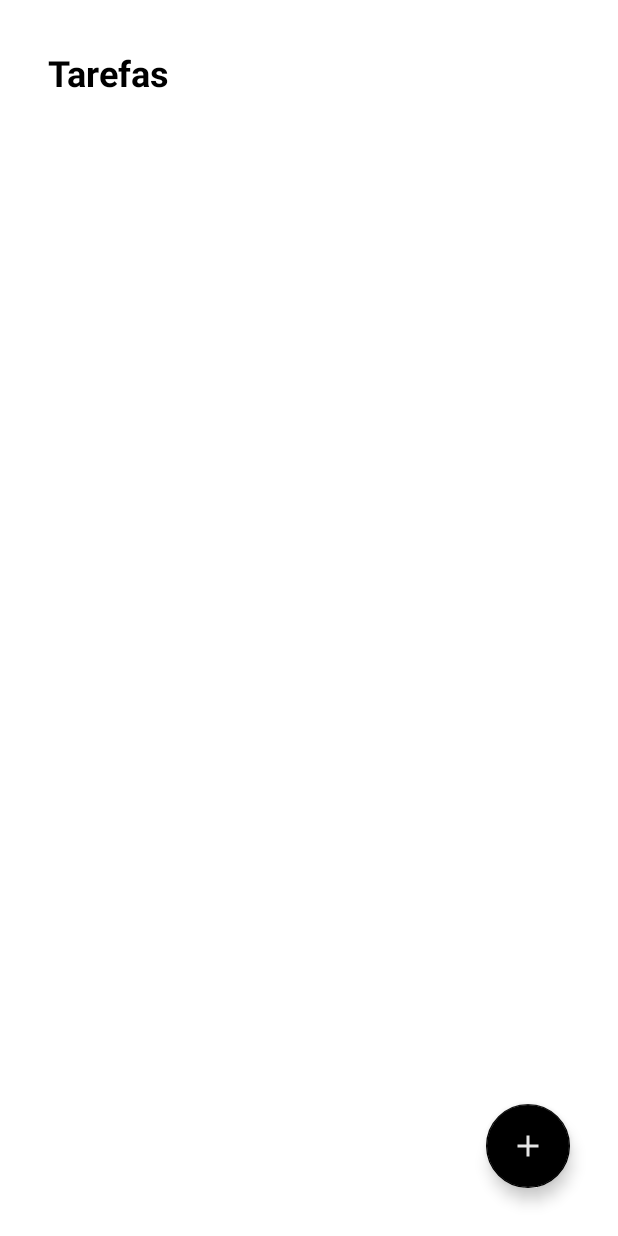
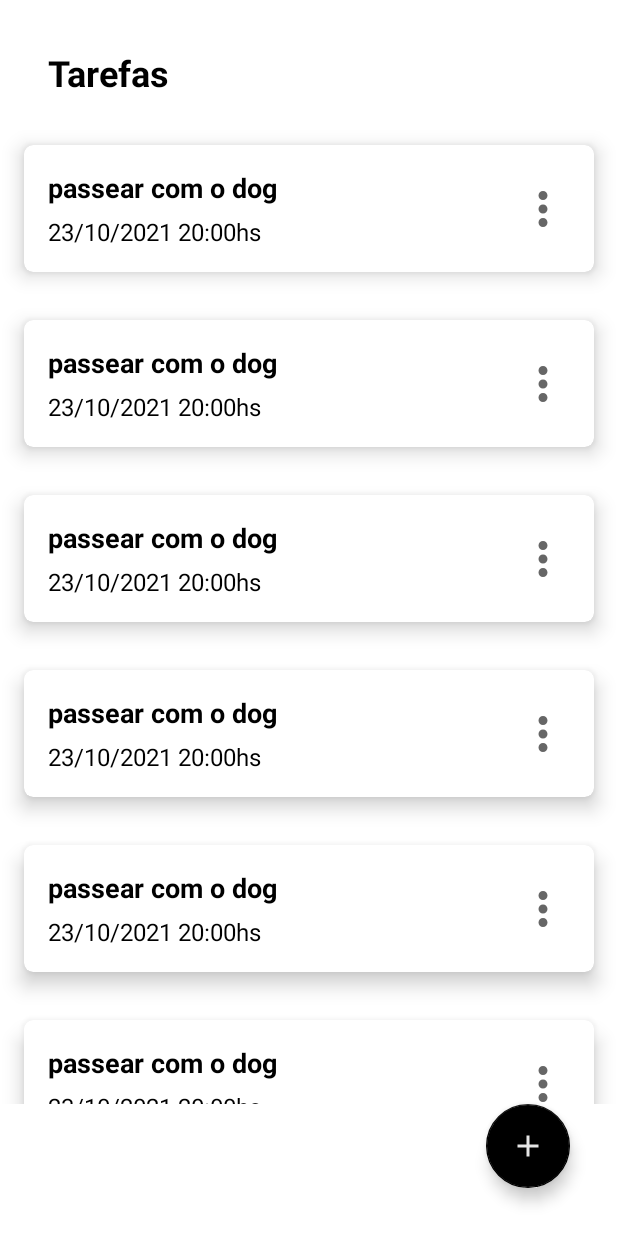
Before and after one commit to Mateusp23/ToDoList-Bootcamp, an Android app: the layout activity_main.xml on its own in the app's theme, with its tools: preview values and no code run, on a phone screen of 412 x 824 dp. Run offline under Robolectric (Android 15) with nearby library versions, the phone set to English and light mode, and no system bars.

Commit message:
listando tasks e rv

```diff
--- a/app/src/main/java/com/example/todo_bootcamp/ui/AddTaskActivity.kt
+++ b/app/src/main/java/com/example/todo_bootcamp/ui/AddTaskActivity.kt
@@ -1,5 +1,6 @@
 package com.example.todo_bootcamp.ui
 
+import android.app.Activity
 import android.nfc.Tag
 import android.os.Bundle
 import android.util.Log
@@ -63,7 +64,9 @@
                 description = binding.tilDescription.text
             )
             TaskDataSource.insertTask(task)
-            Log.e("TAG", "insertListeners" + TaskDataSource.getList())
+
+            setResult(Activity.RESULT_OK)
+            finish()
         }
     }
 }
--- /dev/null
+++ b/app/src/main/res/drawable/ic_more_vert.xml
@@ -0,0 +1,10 @@
+<vector xmlns:android="http://schemas.android.com/apk/res/android"
+    android:width="24dp"
+    android:height="24dp"
+    android:viewportWidth="24"
+    android:viewportHeight="24"
+    android:tint="?attr/colorControlNormal">
+  <path
+      android:fillColor="@android:color/white"
+      android:pathData="M12,8c1.1,0 2,-0.9 2,-2s-0.9,-2 -2,-2 -2,0.9 -2,2 0.9,2 2,2zM12,10c-1.1,0 -2,0.9 -2,2s0.9,2 2,2 2,-0.9 2,-2 -0.9,-2 -2,-2zM12,16c-1.1,0 -2,0.9 -2,2s0.9,2 2,2 2,-0.9 2,-2 -0.9,-2 -2,-2z"/>
+</vector>
--- a/app/src/main/res/layout/activity_main.xml
+++ b/app/src/main/res/layout/activity_main.xml
@@ -4,7 +4,7 @@
     xmlns:tools="http://schemas.android.com/tools"
     android:layout_width="match_parent"
     android:layout_height="match_parent"
-    tools:context=".MainActivity">
+    tools:context=".ui.MainActivity">
 
     <TextView
         android:id="@+id/tv_title"
@@ -13,18 +13,31 @@
         android:layout_marginStart="32dp"
         android:layout_marginTop="32dp"
         android:text="@string/title_tasks"
+        android:textColor="@color/black"
         android:textSize="24sp"
         android:textStyle="bold"
-        android:textColor="@color/black"
         app:layout_constraintStart_toStartOf="parent"
         app:layout_constraintTop_toTopOf="parent" />
 
+    <androidx.recyclerview.widget.RecyclerView
+        android:id="@+id/rv_tasks"
+        android:layout_width="match_parent"
+        android:layout_height="0dp"
+        android:layout_marginTop="16dp"
+        app:layoutManager="androidx.recyclerview.widget.LinearLayoutManager"
+        app:layout_constraintBottom_toTopOf="@id/fab"
+        app:layout_constraintTop_toBottomOf="@id/tv_title"
+        tools:itemCount="9"
+        tools:listitem="@layout/item_task" />
+
     <com.google.android.material.floatingactionbutton.FloatingActionButton
-        app:layout_constraintEnd_toEndOf="parent"
+        android:id="@+id/fab"
+        android:layout_width="wrap_content"
+        android:layout_height="wrap_content"
+        android:layout_margin="32dp"
+        android:contentDescription="@string/label_new_task"
+        android:src="@drawable/ic_add"
         app:layout_constraintBottom_toBottomOf="parent"
-        android:layout_margin="32dp"
-        android:src="@drawable/ic_add"
-        android:layout_width="wrap_content"
-        android:layout_height="wrap_content"/>
+        app:layout_constraintEnd_toEndOf="parent" />
 
 </androidx.constraintlayout.widget.ConstraintLayout>
--- /dev/null
+++ b/app/src/main/res/layout/item_task.xml
@@ -0,0 +1,50 @@
+<?xml version="1.0" encoding="utf-8"?>
+<androidx.cardview.widget.CardView xmlns:android="http://schemas.android.com/apk/res/android"
+    xmlns:app="http://schemas.android.com/apk/res-auto"
+    xmlns:tools="http://schemas.android.com/tools"
+    android:layout_width="match_parent"
+    android:layout_height="wrap_content"
+    android:layout_margin="16dp"
+    app:cardCornerRadius="6dp"
+    app:cardElevation="8dp">
+
+    <androidx.constraintlayout.widget.ConstraintLayout
+        android:id="@+id/item_view"
+        android:layout_width="match_parent"
+        android:layout_height="match_parent"
+        android:padding="16dp">
+
+        <TextView
+            android:id="@+id/tv_title"
+            android:layout_width="wrap_content"
+            android:layout_height="wrap_content"
+            android:text="passear com o dog"
+            android:textColor="@color/black"
+            android:textSize="18sp"
+            android:textStyle="bold"
+            app:layout_constraintStart_toStartOf="parent"
+            app:layout_constraintTop_toTopOf="parent" />
+
+        <TextView
+            android:id="@+id/tv_date_hour"
+            android:layout_width="wrap_content"
+            android:layout_height="wrap_content"
+            android:layout_marginTop="6dp"
+            android:textColor="@color/black"
+            android:textSize="16sp"
+            app:layout_constraintStart_toStartOf="parent"
+            app:layout_constraintTop_toBottomOf="@id/tv_title"
+            tools:text="23/10/2021 20:00hs" />
+
+        <androidx.appcompat.widget.AppCompatImageView
+            android:id="@+id/iv_more"
+            android:layout_width="36dp"
+            android:layout_height="36dp"
+            app:srcCompat="@drawable/ic_more_vert"
+            app:layout_constraintEnd_toEndOf="parent"
+            app:layout_constraintTop_toTopOf="parent"
+            app:layout_constraintBottom_toBottomOf="parent"/>
+
+    </androidx.constraintlayout.widget.ConstraintLayout>
+
+</androidx.cardview.widget.CardView>
--- a/app/src/main/res/values/strings.xml
+++ b/app/src/main/res/values/strings.xml
@@ -8,4 +8,7 @@
     <string name="date_input_task">Data</string>
     <string name="hour_input_task">Hora</string>
     <string name="description_create_task_input">Descrição</string>
+    <string name="label_new_task">Nova tarefa</string>
+    <string name="label_edit">Editar</string>
+    <string name="label_delete">Deletar</string>
 </resources>
```
Also changed, not shown: app/src/main/AndroidManifest.xml (+2 -5 lines), app/src/main/java/com/example/todo_bootcamp/ui/MainActivity.kt (added, +48 -0 lines), app/src/main/java/com/example/todo_bootcamp/ui/TaskAdapter.kt (added, +54 -0 lines), app/src/main/res/menu/popup_menu.xml (added, +10 -0 lines).
